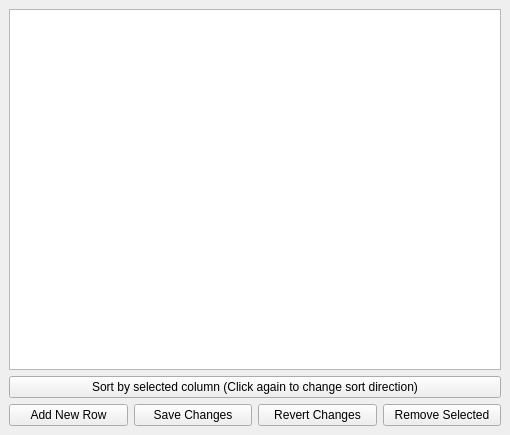
Qt form Betelgeuse/Betelgeuse/tablemanager.ui (Ipiano/Project-Orion) before a commit.
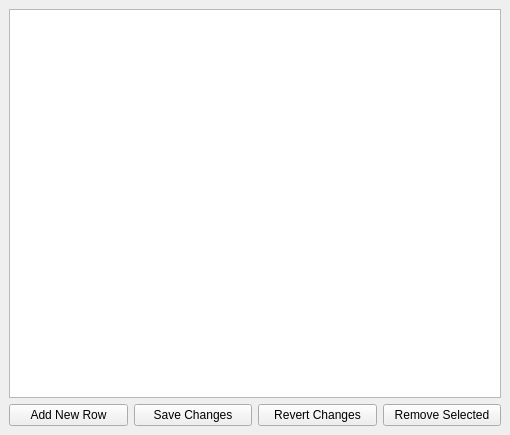
The same form after that commit.

```diff
--- a/Betelgeuse/Betelgeuse/tablemanager.ui
+++ b/Betelgeuse/Betelgeuse/tablemanager.ui
@@ -20,13 +20,6 @@
       <item>
        <widget class="QTableView" name="list_rows"/>
       </item>
-      <item>
-       <widget class="QPushButton" name="button_sort">
-        <property name="text">
-         <string>Sort by selected column (Click again to change sort direction)</string>
-        </property>
-       </widget>
-      </item>
       <item>
        <layout class="QHBoxLayout" name="horizontalLayout_2">
         <item>
```
